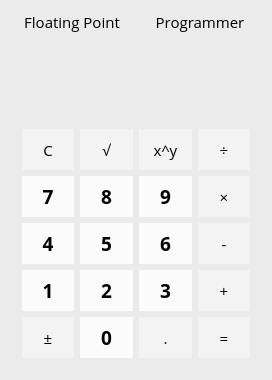
Before: the Qt Designer form AssemblyCalculator.ui in radosz99/assembly-calculator, drawn with Qt 5.
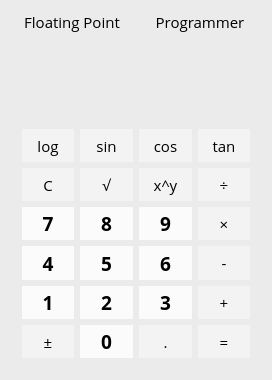
After: the same form once the commit is applied. Custom widgets are drawn as their Qt base class.

Diff of the .ui file:
```diff
--- a/AssemblyCalculator.ui
+++ b/AssemblyCalculator.ui
@@ -102,38 +102,7 @@
       </property>
       <widget class="QWidget" name="pageFloating">
        <layout class="QGridLayout" name="gridLayout_2">
-        <item row="6" column="1">
-         <widget class="QPushButton" name="F_button0">
-          <property name="sizePolicy">
-           <sizepolicy hsizetype="Minimum" vsizetype="Minimum">
-            <horstretch>0</horstretch>
-            <verstretch>0</verstretch>
-           </sizepolicy>
-          </property>
-          <property name="font">
-           <font>
-            <family>Open Sans</family>
-            <pointsize>14</pointsize>
-            <weight>75</weight>
-            <bold>true</bold>
-           </font>
-          </property>
-          <property name="focusPolicy">
-           <enum>Qt::NoFocus</enum>
-          </property>
-          <property name="styleSheet">
-           <string notr="true">QPushButton {
-	color: black;
-	background-color: #fbfbfb;
-	border: 0;
-}</string>
-          </property>
-          <property name="text">
-           <string>0</string>
-          </property>
-         </widget>
-        </item>
-        <item row="5" column="0">
+        <item row="8" column="0">
          <widget class="QPushButton" name="F_button1">
           <property name="sizePolicy">
            <sizepolicy hsizetype="Minimum" vsizetype="Minimum">
@@ -164,8 +133,8 @@
           </property>
          </widget>
         </item>
-        <item row="4" column="2">
-         <widget class="QPushButton" name="F_button6">
+        <item row="9" column="0">
+         <widget class="QPushButton" name="F_buttonNeg">
           <property name="sizePolicy">
            <sizepolicy hsizetype="Minimum" vsizetype="Minimum">
             <horstretch>0</horstretch>
@@ -175,6 +144,36 @@
           <property name="font">
            <font>
             <family>Open Sans</family>
+            <pointsize>11</pointsize>
+            <italic>false</italic>
+           </font>
+          </property>
+          <property name="focusPolicy">
+           <enum>Qt::NoFocus</enum>
+          </property>
+          <property name="styleSheet">
+           <string notr="true">QPushButton {
+	color: black;
+	background-color: #f3f3f3;
+	border: 0;
+}</string>
+          </property>
+          <property name="text">
+           <string>±</string>
+          </property>
+         </widget>
+        </item>
+        <item row="7" column="0">
+         <widget class="QPushButton" name="F_button4">
+          <property name="sizePolicy">
+           <sizepolicy hsizetype="Minimum" vsizetype="Minimum">
+            <horstretch>0</horstretch>
+            <verstretch>0</verstretch>
+           </sizepolicy>
+          </property>
+          <property name="font">
+           <font>
+            <family>Open Sans</family>
             <pointsize>14</pointsize>
             <weight>75</weight>
             <bold>true</bold>
@@ -191,12 +190,133 @@
 }</string>
           </property>
           <property name="text">
-           <string>6</string>
+           <string>4</string>
+          </property>
+         </widget>
+        </item>
+        <item row="3" column="1">
+         <widget class="QPushButton" name="F_buttonClear_3">
+          <property name="sizePolicy">
+           <sizepolicy hsizetype="Minimum" vsizetype="Minimum">
+            <horstretch>0</horstretch>
+            <verstretch>0</verstretch>
+           </sizepolicy>
+          </property>
+          <property name="font">
+           <font>
+            <family>Open Sans</family>
+            <pointsize>11</pointsize>
+            <italic>false</italic>
+           </font>
+          </property>
+          <property name="focusPolicy">
+           <enum>Qt::NoFocus</enum>
+          </property>
+          <property name="styleSheet">
+           <string notr="true">QPushButton {
+	color: black;
+	background-color: #f3f3f3;
+	border: 0;
+}</string>
+          </property>
+          <property name="text">
+           <string>sin</string>
+          </property>
+         </widget>
+        </item>
+        <item row="6" column="1">
+         <widget class="QPushButton" name="F_button8">
+          <property name="sizePolicy">
+           <sizepolicy hsizetype="Minimum" vsizetype="Minimum">
+            <horstretch>0</horstretch>
+            <verstretch>0</verstretch>
+           </sizepolicy>
+          </property>
+          <property name="font">
+           <font>
+            <family>Open Sans</family>
+            <pointsize>14</pointsize>
+            <weight>75</weight>
+            <bold>true</bold>
+           </font>
+          </property>
+          <property name="focusPolicy">
+           <enum>Qt::NoFocus</enum>
+          </property>
+          <property name="styleSheet">
+           <string notr="true">QPushButton {
+	color: black;
+	background-color: #fbfbfb;
+	border: 0;
+}</string>
+          </property>
+          <property name="text">
+           <string>8</string>
+          </property>
+         </widget>
+        </item>
+        <item row="3" column="0">
+         <widget class="QPushButton" name="F_buttonClear_2">
+          <property name="sizePolicy">
+           <sizepolicy hsizetype="Minimum" vsizetype="Minimum">
+            <horstretch>0</horstretch>
+            <verstretch>0</verstretch>
+           </sizepolicy>
+          </property>
+          <property name="font">
+           <font>
+            <family>Open Sans</family>
+            <pointsize>11</pointsize>
+            <italic>false</italic>
+           </font>
+          </property>
+          <property name="focusPolicy">
+           <enum>Qt::NoFocus</enum>
+          </property>
+          <property name="styleSheet">
+           <string notr="true">QPushButton {
+	color: black;
+	background-color: #f3f3f3;
+	border: 0;
+}</string>
+          </property>
+          <property name="text">
+           <string>log</string>
+          </property>
+         </widget>
+        </item>
+        <item row="6" column="3">
+         <widget class="QPushButton" name="F_buttonMul">
+          <property name="sizePolicy">
+           <sizepolicy hsizetype="Minimum" vsizetype="Minimum">
+            <horstretch>0</horstretch>
+            <verstretch>0</verstretch>
+           </sizepolicy>
+          </property>
+          <property name="font">
+           <font>
+            <family>Open Sans</family>
+            <pointsize>11</pointsize>
+            <italic>false</italic>
+           </font>
+          </property>
+          <property name="focusPolicy">
+           <enum>Qt::NoFocus</enum>
+          </property>
+          <property name="styleSheet">
+           <string notr="true">QPushButton {
+	color: black;
+	background-color: #f3f3f3;
+	border: 0;
+}</string>
+          </property>
+          <property name="text">
+           <string>×</string>
           </property>
          </widget>
         </item>
         <item row="6" column="2">
-         <widget class="QPushButton" name="F_buttonPoint">
+         <widget class="QPushButton" name="F_button9">
           <property name="sizePolicy">
            <sizepolicy hsizetype="Minimum" vsizetype="Minimum">
             <horstretch>0</horstretch>
@@ -206,8 +326,9 @@
           <property name="font">
            <font>
             <family>Open Sans</family>
-            <pointsize>11</pointsize>
-            <italic>false</italic>
+            <pointsize>14</pointsize>
+            <weight>75</weight>
+            <bold>true</bold>
            </font>
           </property>
           <property name="focusPolicy">
@@ -216,16 +337,47 @@
           <property name="styleSheet">
            <string notr="true">QPushButton {
 	color: black;
-	background-color: #f3f3f3;
+	background-color: #fbfbfb;
 	border: 0;
 }</string>
           </property>
           <property name="text">
-           <string>.</string>
+           <string>9</string>
           </property>
          </widget>
         </item>
-        <item row="5" column="1">
+        <item row="9" column="1">
+         <widget class="QPushButton" name="F_button0">
+          <property name="sizePolicy">
+           <sizepolicy hsizetype="Minimum" vsizetype="Minimum">
+            <horstretch>0</horstretch>
+            <verstretch>0</verstretch>
+           </sizepolicy>
+          </property>
+          <property name="font">
+           <font>
+            <family>Open Sans</family>
+            <pointsize>14</pointsize>
+            <weight>75</weight>
+            <bold>true</bold>
+           </font>
+          </property>
+          <property name="focusPolicy">
+           <enum>Qt::NoFocus</enum>
+          </property>
+          <property name="styleSheet">
+           <string notr="true">QPushButton {
+	color: black;
+	background-color: #fbfbfb;
+	border: 0;
+}</string>
+          </property>
+          <property name="text">
+           <string>0</string>
+          </property>
+         </widget>
+        </item>
+        <item row="8" column="1">
          <widget class="QPushButton" name="F_button2">
           <property name="sizePolicy">
            <sizepolicy hsizetype="Minimum" vsizetype="Minimum">
@@ -256,7 +408,37 @@
           </property>
          </widget>
         </item>
-        <item row="5" column="2">
+        <item row="5" column="1">
+         <widget class="QPushButton" name="F_buttonSqrt">
+          <property name="sizePolicy">
+           <sizepolicy hsizetype="Minimum" vsizetype="Minimum">
+            <horstretch>0</horstretch>
+            <verstretch>0</verstretch>
+           </sizepolicy>
+          </property>
+          <property name="font">
+           <font>
+            <family>Open Sans</family>
+            <pointsize>11</pointsize>
+            <italic>false</italic>
+           </font>
+          </property>
+          <property name="focusPolicy">
+           <enum>Qt::NoFocus</enum>
+          </property>
+          <property name="styleSheet">
+           <string notr="true">QPushButton {
+	color: black;
+	background-color: #f3f3f3;
+	border: 0;
+}</string>
+          </property>
+          <property name="text">
+           <string>√</string>
+          </property>
+         </widget>
+        </item>
+        <item row="8" column="2">
          <widget class="QPushButton" name="F_button3">
           <property name="sizePolicy">
            <sizepolicy hsizetype="Minimum" vsizetype="Minimum">
@@ -287,8 +469,38 @@
           </property>
          </widget>
         </item>
+        <item row="5" column="0">
+         <widget class="QPushButton" name="F_buttonClear">
+          <property name="sizePolicy">
+           <sizepolicy hsizetype="Minimum" vsizetype="Minimum">
+            <horstretch>0</horstretch>
+            <verstretch>0</verstretch>
+           </sizepolicy>
+          </property>
+          <property name="font">
+           <font>
+            <family>Open Sans</family>
+            <pointsize>11</pointsize>
+            <italic>false</italic>
+           </font>
+          </property>
+          <property name="focusPolicy">
+           <enum>Qt::NoFocus</enum>
+          </property>
+          <property name="styleSheet">
+           <string notr="true">QPushButton {
+	color: black;
+	background-color: #f3f3f3;
+	border: 0;
+}</string>
+          </property>
+          <property name="text">
+           <string>C</string>
+          </property>
+         </widget>
+        </item>
         <item row="5" column="3">
-         <widget class="QPushButton" name="F_buttonAdd">
+         <widget class="QPushButton" name="F_buttonDiv">
           <property name="sizePolicy">
            <sizepolicy hsizetype="Minimum" vsizetype="Minimum">
             <horstretch>0</horstretch>
@@ -313,38 +525,7 @@
 }</string>
           </property>
           <property name="text">
-           <string>+</string>
-          </property>
-         </widget>
-        </item>
-        <item row="3" column="1">
-         <widget class="QPushButton" name="F_button8">
-          <property name="sizePolicy">
-           <sizepolicy hsizetype="Minimum" vsizetype="Minimum">
-            <horstretch>0</horstretch>
-            <verstretch>0</verstretch>
-           </sizepolicy>
-          </property>
-          <property name="font">
-           <font>
-            <family>Open Sans</family>
-            <pointsize>14</pointsize>
-            <weight>75</weight>
-            <bold>true</bold>
-           </font>
-          </property>
-          <property name="focusPolicy">
-           <enum>Qt::NoFocus</enum>
-          </property>
-          <property name="styleSheet">
-           <string notr="true">QPushButton {
-	color: black;
-	background-color: #fbfbfb;
-	border: 0;
-}</string>
-          </property>
-          <property name="text">
-           <string>8</string>
+           <string>÷</string>
           </property>
          </widget>
         </item>
@@ -378,37 +559,7 @@
           </property>
          </widget>
         </item>
-        <item row="4" column="3">
-         <widget class="QPushButton" name="F_buttonSub">
-          <property name="sizePolicy">
-           <sizepolicy hsizetype="Minimum" vsizetype="Minimum">
-            <horstretch>0</horstretch>
-            <verstretch>0</verstretch>
-           </sizepolicy>
-          </property>
-          <property name="font">
-           <font>
-            <family>Open Sans</family>
-            <pointsize>11</pointsize>
-            <italic>false</italic>
-           </font>
-          </property>
-          <property name="focusPolicy">
-           <enum>Qt::NoFocus</enum>
-          </property>
-          <property name="styleSheet">
-           <string notr="true">QPushButton {
-	color: black;
-	background-color: #f3f3f3;
-	border: 0;
-}</string>
-          </property>
-          <property name="text">
-           <string>-</string>
-          </property>
-         </widget>
-        </item>
-        <item row="4" column="1">
+        <item row="7" column="1">
          <widget class="QPushButton" name="F_button5">
           <property name="sizePolicy">
            <sizepolicy hsizetype="Minimum" vsizetype="Minimum">
@@ -439,7 +590,158 @@
           </property>
          </widget>
         </item>
-        <item row="2" column="2">
+        <item row="9" column="2">
+         <widget class="QPushButton" name="F_buttonPoint">
+          <property name="sizePolicy">
+           <sizepolicy hsizetype="Minimum" vsizetype="Minimum">
+            <horstretch>0</horstretch>
+            <verstretch>0</verstretch>
+           </sizepolicy>
+          </property>
+          <property name="font">
+           <font>
+            <family>Open Sans</family>
+            <pointsize>11</pointsize>
+            <italic>false</italic>
+           </font>
+          </property>
+          <property name="focusPolicy">
+           <enum>Qt::NoFocus</enum>
+          </property>
+          <property name="styleSheet">
+           <string notr="true">QPushButton {
+	color: black;
+	background-color: #f3f3f3;
+	border: 0;
+}</string>
+          </property>
+          <property name="text">
+           <string>.</string>
+          </property>
+         </widget>
+        </item>
+        <item row="6" column="0">
+         <widget class="QPushButton" name="F_button7">
+          <property name="sizePolicy">
+           <sizepolicy hsizetype="Minimum" vsizetype="Minimum">
+            <horstretch>0</horstretch>
+            <verstretch>0</verstretch>
+           </sizepolicy>
+          </property>
+          <property name="font">
+           <font>
+            <family>Open Sans</family>
+            <pointsize>14</pointsize>
+            <weight>75</weight>
+            <bold>true</bold>
+           </font>
+          </property>
+          <property name="focusPolicy">
+           <enum>Qt::NoFocus</enum>
+          </property>
+          <property name="styleSheet">
+           <string notr="true">QPushButton {
+	color: black;
+	background-color: #fbfbfb;
+	border: 0;
+}</string>
+          </property>
+          <property name="text">
+           <string>7</string>
+          </property>
+         </widget>
+        </item>
+        <item row="3" column="2">
+         <widget class="QPushButton" name="F_buttonClear_4">
+          <property name="sizePolicy">
+           <sizepolicy hsizetype="Minimum" vsizetype="Minimum">
+            <horstretch>0</horstretch>
+            <verstretch>0</verstretch>
+           </sizepolicy>
+          </property>
+          <property name="font">
+           <font>
+            <family>Open Sans</family>
+            <pointsize>11</pointsize>
+            <italic>false</italic>
+           </font>
+          </property>
+          <property name="focusPolicy">
+           <enum>Qt::NoFocus</enum>
+          </property>
+          <property name="styleSheet">
+           <string notr="true">QPushButton {
+	color: black;
+	background-color: #f3f3f3;
+	border: 0;
+}</string>
+          </property>
+          <property name="text">
+           <string>cos</string>
+          </property>
+         </widget>
+        </item>
+        <item row="7" column="3">
+         <widget class="QPushButton" name="F_buttonSub">
+          <property name="sizePolicy">
+           <sizepolicy hsizetype="Minimum" vsizetype="Minimum">
+            <horstretch>0</horstretch>
+            <verstretch>0</verstretch>
+           </sizepolicy>
+          </property>
+          <property name="font">
+           <font>
+            <family>Open Sans</family>
+            <pointsize>11</pointsize>
+            <italic>false</italic>
+           </font>
+          </property>
+          <property name="focusPolicy">
+           <enum>Qt::NoFocus</enum>
+          </property>
+          <property name="styleSheet">
+           <string notr="true">QPushButton {
+	color: black;
+	background-color: #f3f3f3;
+	border: 0;
+}</string>
+          </property>
+          <property name="text">
+           <string>-</string>
+          </property>
+         </widget>
+        </item>
+        <item row="8" column="3">
+         <widget class="QPushButton" name="F_buttonAdd">
+          <property name="sizePolicy">
+           <sizepolicy hsizetype="Minimum" vsizetype="Minimum">
+            <horstretch>0</horstretch>
+            <verstretch>0</verstretch>
+           </sizepolicy>
+          </property>
+          <property name="font">
+           <font>
+            <family>Open Sans</family>
+            <pointsize>11</pointsize>
+            <italic>false</italic>
+           </font>
+          </property>
+          <property name="focusPolicy">
+           <enum>Qt::NoFocus</enum>
+          </property>
+          <property name="styleSheet">
+           <string notr="true">QPushButton {
+	color: black;
+	background-color: #f3f3f3;
+	border: 0;
+}</string>
+          </property>
+          <property name="text">
+           <string>+</string>
+          </property>
+         </widget>
+        </item>
+        <item row="5" column="2">
          <widget class="QPushButton" name="F_buttonExp">
           <property name="sizePolicy">
            <sizepolicy hsizetype="Minimum" vsizetype="Minimum">
@@ -469,7 +771,7 @@
           </property>
          </widget>
         </item>
-        <item row="6" column="3">
+        <item row="9" column="3">
          <widget class="QPushButton" name="F_buttonEquals">
           <property name="sizePolicy">
            <sizepolicy hsizetype="Minimum" vsizetype="Minimum">
@@ -499,8 +801,8 @@
           </property>
          </widget>
         </item>
-        <item row="2" column="3">
-         <widget class="QPushButton" name="F_buttonDiv">
+        <item row="7" column="2">
+         <widget class="QPushButton" name="F_button6">
           <property name="sizePolicy">
            <sizepolicy hsizetype="Minimum" vsizetype="Minimum">
             <horstretch>0</horstretch>
@@ -510,8 +812,9 @@
           <property name="font">
            <font>
             <family>Open Sans</family>
-            <pointsize>11</pointsize>
-            <italic>false</italic>
+            <pointsize>14</pointsize>
+            <weight>75</weight>
+            <bold>true</bold>
            </font>
           </property>
           <property name="focusPolicy">
@@ -520,77 +823,17 @@
           <property name="styleSheet">
            <string notr="true">QPushButton {
 	color: black;
-	background-color: #f3f3f3;
+	background-color: #fbfbfb;
 	border: 0;
 }</string>
           </property>
           <property name="text">
-           <string>÷</string>
-          </property>
-         </widget>
-        </item>
-        <item row="2" column="1">
-         <widget class="QPushButton" name="F_buttonSqrt">
-          <property name="sizePolicy">
-           <sizepolicy hsizetype="Minimum" vsizetype="Minimum">
-            <horstretch>0</horstretch>
-            <verstretch>0</verstretch>
-           </sizepolicy>
-          </property>
-          <property name="font">
-           <font>
-            <family>Open Sans</family>
-            <pointsize>11</pointsize>
-            <italic>false</italic>
-           </font>
-          </property>
-          <property name="focusPolicy">
-           <enum>Qt::NoFocus</enum>
-          </property>
-          <property name="styleSheet">
-           <string notr="true">QPushButton {
-	color: black;
-	background-color: #f3f3f3;
-	border: 0;
-}</string>
-          </property>
-          <property name="text">
-           <string>√</string>
-          </property>
-         </widget>
-        </item>
-        <item row="2" column="0">
-         <widget class="QPushButton" name="F_buttonClear">
-          <property name="sizePolicy">
-           <sizepolicy hsizetype="Minimum" vsizetype="Minimum">
-            <horstretch>0</horstretch>
-            <verstretch>0</verstretch>
-           </sizepolicy>
-          </property>
-          <property name="font">
-           <font>
-            <family>Open Sans</family>
-            <pointsize>11</pointsize>
-            <italic>false</italic>
-           </font>
-          </property>
-          <property name="focusPolicy">
-           <enum>Qt::NoFocus</enum>
-          </property>
-          <property name="styleSheet">
-           <string notr="true">QPushButton {
-	color: black;
-	background-color: #f3f3f3;
-	border: 0;
-}</string>
-          </property>
-          <property name="text">
-           <string>C</string>
+           <string>6</string>
           </property>
          </widget>
         </item>
         <item row="3" column="3">
-         <widget class="QPushButton" name="F_buttonMul">
+         <widget class="QPushButton" name="F_buttonClear_5">
           <property name="sizePolicy">
            <sizepolicy hsizetype="Minimum" vsizetype="Minimum">
             <horstretch>0</horstretch>
@@ -615,99 +858,7 @@
 }</string>
           </property>
           <property name="text">
-           <string>×</string>
-          </property>
-         </widget>
-        </item>
-        <item row="3" column="2">
-         <widget class="QPushButton" name="F_button9">
-          <property name="sizePolicy">
-           <sizepolicy hsizetype="Minimum" vsizetype="Minimum">
-            <horstretch>0</horstretch>
-            <verstretch>0</verstretch>
-           </sizepolicy>
-          </property>
-          <property name="font">
-           <font>
-            <family>Open Sans</family>
-            <pointsize>14</pointsize>
-            <weight>75</weight>
-            <bold>true</bold>
-           </font>
-          </property>
-          <property name="focusPolicy">
-           <enum>Qt::NoFocus</enum>
-          </property>
-          <property name="styleSheet">
-           <string notr="true">QPushButton {
-	color: black;
-	background-color: #fbfbfb;
-	border: 0;
-}</string>
-          </property>
-          <property name="text">
-           <string>9</string>
-          </property>
-         </widget>
-        </item>
-        <item row="4" column="0">
-         <widget class="QPushButton" name="F_button4">
-          <property name="sizePolicy">
-           <sizepolicy hsizetype="Minimum" vsizetype="Minimum">
-            <horstretch>0</horstretch>
-            <verstretch>0</verstretch>
-           </sizepolicy>
-          </property>
-          <property name="font">
-           <font>
-            <family>Open Sans</family>
-            <pointsize>14</pointsize>
-            <weight>75</weight>
-            <bold>true</bold>
-           </font>
-          </property>
-          <property name="focusPolicy">
-           <enum>Qt::NoFocus</enum>
-          </property>
-          <property name="styleSheet">
-           <string notr="true">QPushButton {
-	color: black;
-	background-color: #fbfbfb;
-	border: 0;
-}</string>
-          </property>
-          <property name="text">
-           <string>4</string>
-          </property>
-         </widget>
-        </item>
-        <item row="6" column="0">
-         <widget class="QPushButton" name="F_buttonNeg">
-          <property name="sizePolicy">
-           <sizepolicy hsizetype="Minimum" vsizetype="Minimum">
-            <horstretch>0</horstretch>
-            <verstretch>0</verstretch>
-           </sizepolicy>
-          </property>
-          <property name="font">
-           <font>
-            <family>Open Sans</family>
-            <pointsize>11</pointsize>
-            <italic>false</italic>
-           </font>
-          </property>
-          <property name="focusPolicy">
-           <enum>Qt::NoFocus</enum>
-          </property>
-          <property name="styleSheet">
-           <string notr="true">QPushButton {
-	color: black;
-	background-color: #f3f3f3;
-	border: 0;
-}</string>
-          </property>
-          <property name="text">
-           <string>±</string>
+           <string>tan</string>
           </property>
          </widget>
         </item>
@@ -740,37 +891,6 @@
           </property>
          </widget>
         </item>
-        <item row="3" column="0">
-         <widget class="QPushButton" name="F_button7">
-          <property name="sizePolicy">
-           <sizepolicy hsizetype="Minimum" vsizetype="Minimum">
-            <horstretch>0</horstretch>
-            <verstretch>0</verstretch>
-           </sizepolicy>
-          </property>
-          <property name="font">
-           <font>
-            <family>Open Sans</family>
-            <pointsize>14</pointsize>
-            <weight>75</weight>
-            <bold>true</bold>
-           </font>
-          </property>
-          <property name="focusPolicy">
-           <enum>Qt::NoFocus</enum>
-          </property>
-          <property name="styleSheet">
-           <string notr="true">QPushButton {
-	color: black;
-	background-color: #fbfbfb;
-	border: 0;
-}</string>
-          </property>
-          <property name="text">
-           <string>7</string>
-          </property>
-         </widget>
-        </item>
        </layout>
       </widget>
       <widget class="QWidget" name="pageProgrammer">
```
Left out of the diff: 58 changed lines with no effect on the pictures.
